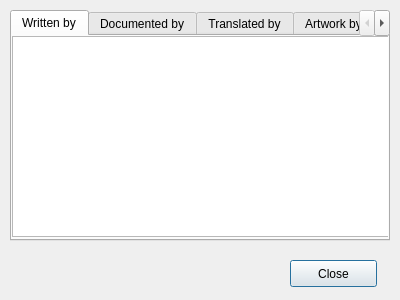
Qt form src/windows/ui/credits.ui (OpenShot/openshot-qt) before a commit.
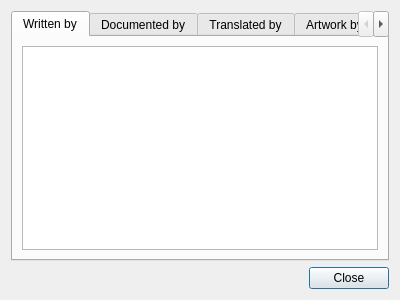
The same form after that commit. Icons and pictures are not drawn.

Commit message: Modified the layout of this two dialog. So, now they can be extended without any visual problems.

What changed in the file:
```diff
--- a/src/windows/ui/credits.ui
+++ b/src/windows/ui/credits.ui
@@ -17,15 +17,9 @@
    <iconset>
     <normaloff>../../../xdg/openshot.svg</normaloff>../../../xdg/openshot.svg</iconset>
   </property>
+  <layout class="QVBoxLayout" name="verticalLayout">
+   <item>
   <widget class="QTabWidget" name="tabWidget">
-   <property name="geometry">
-    <rect>
-     <x>10</x>
-     <y>10</y>
-     <width>380</width>
-     <height>231</height>
-    </rect>
-   </property>
    <property name="locale">
     <locale language="English" country="UnitedStates"/>
    </property>
@@ -36,16 +30,11 @@
     <attribute name="title">
      <string>Written by</string>
     </attribute>
-    <widget class="QTextBrowser" name="textBrowserwritten">
-     <property name="geometry">
-      <rect>
-       <x>0</x>
-       <y>0</y>
-       <width>381</width>
-       <height>201</height>
-      </rect>
-     </property>
-    </widget>
+      <layout class="QHBoxLayout" name="horizontalLayout_2">
+       <item>
+        <widget class="QTextBrowser" name="textBrowserwritten"/>
+       </item>
+      </layout>
    </widget>
    <widget class="QWidget" name="tab_2">
     <attribute name="title">
@@ -96,31 +85,39 @@
     <attribute name="title">
      <string>Kickstarter Bakers</string>
     </attribute>
-    <widget class="QTextBrowser" name="textBrowserkickstarter">
-     <property name="geometry">
-      <rect>
-       <x>0</x>
-       <y>0</y>
-       <width>381</width>
-       <height>201</height>
-      </rect>
-     </property>
-    </widget>
-   </widget>
-  </widget>
+      <layout class="QHBoxLayout" name="horizontalLayout_6">
+       <item>
+        <widget class="QTextBrowser" name="textBrowserkickstarter"/>
+       </item>
+      </layout>
+     </widget>
+    </widget>
+   </item>
+   <item>
+    <layout class="QHBoxLayout" name="horizontalLayout">
+     <item>
+      <spacer name="horizontalSpacer">
+       <property name="orientation">
+        <enum>Qt::Horizontal</enum>
+       </property>
+       <property name="sizeHint" stdset="0">
+        <size>
+         <width>258</width>
+         <height>20</height>
+        </size>
+       </property>
+      </spacer>
+     </item>
+     <item>
   <widget class="QPushButton" name="btnclose">
-   <property name="geometry">
-    <rect>
-     <x>290</x>
-     <y>260</y>
-     <width>87</width>
-     <height>27</height>
-    </rect>
-   </property>
    <property name="text">
     <string>Close</string>
    </property>
   </widget>
+     </item>
+    </layout>
+   </item>
+  </layout>
  </widget>
  <resources/>
  <connections>
```
Left out of the diff: 45 changed lines with no effect on the pictures. Lines whose indentation alone changed are shown as unchanged. The commit also changes 1 other file.
